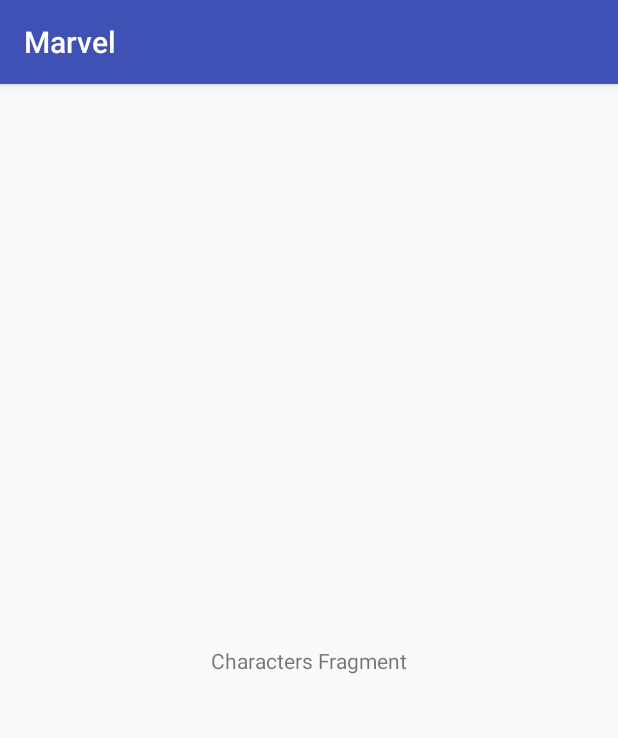
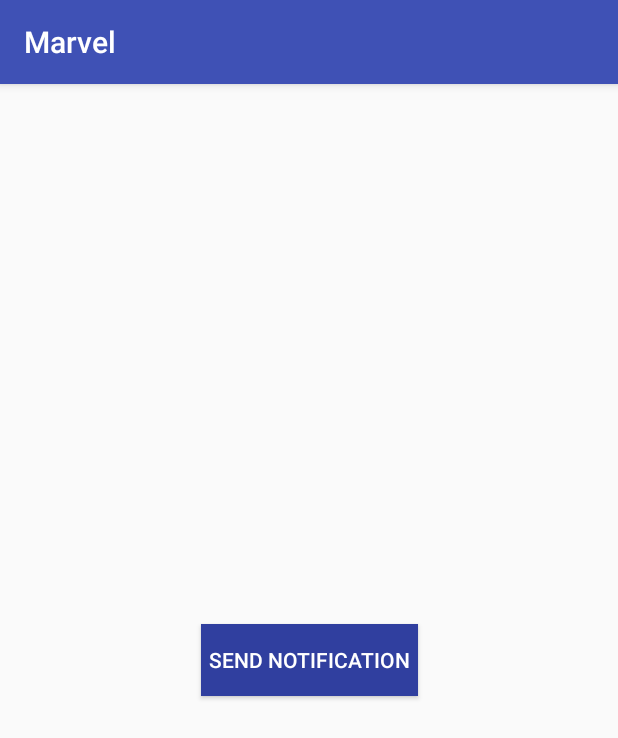
Before and after one commit to FredDominant/Android-Marvel-Client, an Android app: the fragment CharactersFragment shown on its own in the app's theme, on a phone screen of 412 x 824 dp. Shown: the top 738 px of the screen. Run offline under Robolectric (Android 15) with nearby library versions, the phone set to English and light mode, and no system bars.

Commit message:
add notification

```diff
--- a/app/src/main/res/layout/fragment_chracters.xml
+++ b/app/src/main/res/layout/fragment_chracters.xml
@@ -6,16 +6,19 @@
   android:layout_height="match_parent"
   tools:context=".views.CharactersFragment">
 
-  <!-- TODO: Update blank fragment layout -->
-  <TextView
-    android:id="@+id/text_fragment_character_text"
+
+  <Button
+    android:id="@+id/notificationButton"
     android:layout_width="wrap_content"
     android:layout_height="wrap_content"
     android:layout_marginTop="8dp"
     android:layout_marginBottom="8dp"
     android:layout_marginStart="8dp"
     android:layout_marginEnd="8dp"
-    android:text="Characters Fragment"
+    android:background="@color/colorPrimaryDark"
+    android:text="Send Notification"
+    android:textColor="#FFF"
+    android:padding="5dp"
     app:layout_constraintBottom_toBottomOf="parent"
     app:layout_constraintEnd_toEndOf="parent"
     app:layout_constraintStart_toStartOf="parent"
```
Also changed, not shown: app/src/main/java/com/noblemajesty/marvel/views/CharactersFragment.kt (+31 -8 lines).
